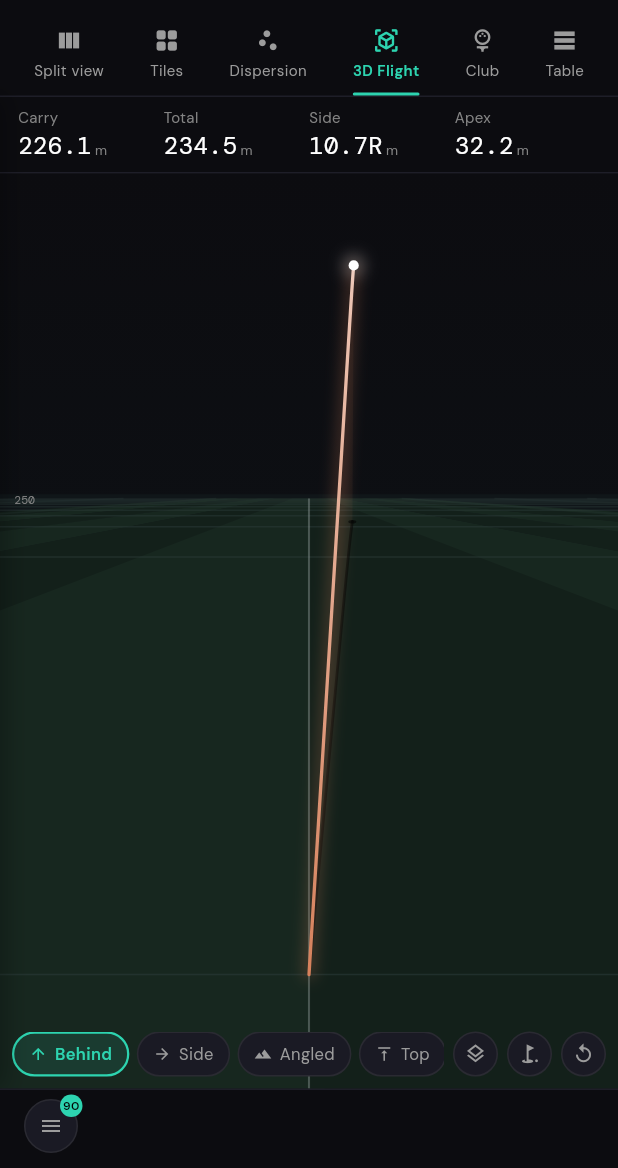
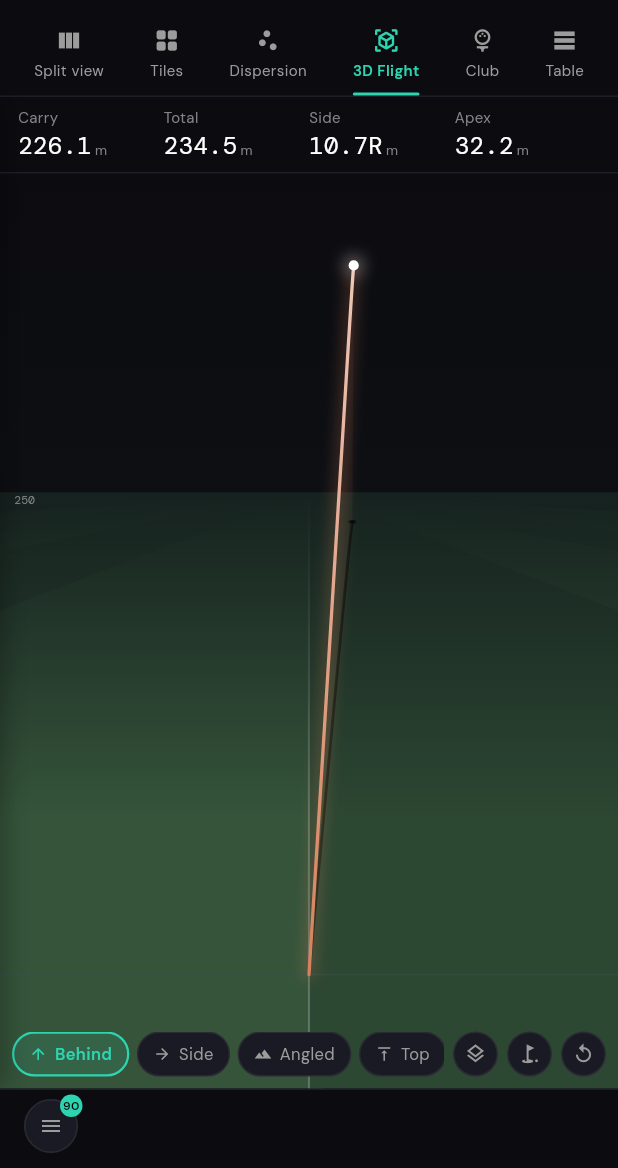
Before and after one commit to leveleightyfour/your_launch_monitor, a Flutter app: the SessionDetailScreen screen opened directly with sample values from the repository, after a tap on "Tiles", after a tap on "Dispersion", after a tap on "3D Flight", on a phone screen of 412 x 824 dp, the part 68-1236 px from its top. Run offline on Flutter 3.47's test engine with Material 3 defaults, Android fonts, the phone set to English and light mode, and no system bars; our stand-ins replace drift, drift_flutter, flutter_blue_plus, flutter_riverpod, go_router, google_fonts and 2 more; missing offline and left inert: restart_app, shorebird_code_push, win_ble; accounts and stored records are empty; generated files the repository leaves out were written again.

Commit message:
Lift the turf so the course reads, and haze the distance
Measured against the reference screenshot, the mown bands were not the
problem the palette thought they were. Light and dark sat at a ratio of
1.39x where the reference is 1.45x — near identical. What differed was the
surface underneath them: fairway luminance 0.0125 against 0.273, twenty
times darker. A ratio of 1.39x on near-black buys an absolute separation of
0.005 of white, and the eye cannot find it; the same ratio at a readable
brightness buys 0.085, which is a mown fairway. Saturation was never the
issue either, 0.41 against 0.50.

So the surfaces are lifted rather than recoloured. Fairway is 4.2x its old
luminance, and the band separation goes from 0.005 to 0.021. Hue comes with
it: turf was 140-145 degrees, a blue-green inherited from the app's cool
greys, where mown grass sits nearer 100-130. Rough turns olive and dry, so
missing the short grass reads as a surface and not just a position.

Brightening cost the shot nothing, which is worth recording because it
looks like it should. The reference's trace is *darker* than the fairway it
crosses — it dominates on chroma and hue distance, not luminance — and
every accent here stays above 30 dE from every surface, tested.

Two additions around the green. It gains a collar, the fringe ring between
putting surface and surround, which is the cue that stops the shape reading
as a painted patch; the surface is lighter and yellower than fairway the
way a tighter cut actually is, and the collar lighter again. And the far
field now fades to a haze tone rather than being dark by default, which is
what pays for the lift — depth used to come from the turf being nearly
black, so without it the scene would flatten into one bright slab to the
skyline. The haze sits over the ground and under the shot.

The horizon it fades from is a projected point, which can come back
non-finite when the camera is somewhere with no horizon. Feeding that to
Gradient.linear locks the rasteriser instead of throwing — a render hung
for ten minutes before the guard went in.

Co-Authored-By: Claude Opus 5 <noreply@anthropic.com>
Claude-Session: https://claude.ai/code/session_011s4Q9ikwzCueCdgCyyvoMX

```diff
--- a/lib/features/launch_monitor/presentation/widgets/tabs/flight_3d_tab.dart
+++ b/lib/features/launch_monitor/presentation/widgets/tabs/flight_3d_tab.dart
@@ -902,6 +902,7 @@ class _FlightPainter extends CustomPainter {
     _paintBackdrop(canvas, size);
     _paintGround(canvas, camera, halfWidth, maxDepth, gridStep);
     if (course != null) _paintGreen(canvas, camera, course);
+    _paintDistanceHaze(canvas, camera, size);
     if (density.atLeastMedium) {
       _paintDistanceLabels(canvas, camera, gridStep, maxDepth, halfWidth);
     }
@@ -1195,6 +1196,40 @@ class _FlightPainter extends CustomPainter {
           Offset.zero,
           Offset(0, size.height),
           const [AppColors.background, AppColors.skyLow],
+        ),
+    );
+  }
+
+  /// Atmospheric perspective: turf fades toward the horizon tone with
+  /// distance.
+  ///
+  /// This is what pays for the brighter surface. Depth used to come from the
+  /// turf simply being nearly black, so lifting it would have flattened the
+  /// scene into one bright slab running to the skyline. Fading the far field
+  /// instead puts the depth cue where the eye expects it and leaves the near
+  /// ground — the part with the shot in it — at full strength.
+  ///
+  /// Drawn over the ground but under the shot, so it never touches the trace.
+  void _paintDistanceHaze(Canvas canvas, _Camera camera, Size size) {
+    // The horizon is wherever the ground plane vanishes. Fall back to the
+    // upper third if the camera is looking somewhere that has no horizon.
+    // A point behind the eye, or one the projection cannot resolve, yields a
+    // non-finite y. Letting that reach Gradient.linear locks the rasteriser
+    // rather than throwing, so it is checked before it is used.
+    final far = camera.project(const Vec3(0, 0, 10000));
+    final raw = (far != null && far.dy.isFinite) ? far.dy : size.height * 0.33;
+    final horizon = raw.clamp(0.0, size.height);
+    if (!horizon.isFinite || horizon >= size.height - 1) return;
+
+    canvas.drawRect(
+      Rect.fromLTRB(0, horizon, size.width, size.height),
+      Paint()
+        ..shader = ui.Gradient.linear(
+          Offset(0, horizon),
+          // Reaches full clarity a third of the way down from the horizon;
+          // past that the haze would start eating the landing area.
+          Offset(0, horizon + (size.height - horizon) * 0.55),
+          [AppColors.turfHaze, AppColors.turfHaze.withAlpha(0)],
         ),
     );
   }
@@ -1316,6 +1351,27 @@ class _FlightPainter extends CustomPainter {
         ),
     ];
 
+    // Collar first, as a slightly larger ellipse behind the putting surface.
+    // A real green is ringed by a band cut between fairway and putting height,
+    // and it is the cue that reads first — the shape stops looking like a
+    // painted patch and starts looking like a green.
+    const collar = 2.2;
+    _polygon3(
+      canvas,
+      camera,
+      [
+        for (var i = 0; i < segments; i++)
+          Vec3(
+            course.greenOffset +
+                (halfWidth + collar) * math.cos(i * 2 * math.pi / segments),
+            0,
+            course.greenDistance +
+                (halfDepth + collar) * math.sin(i * 2 * math.pi / segments),
+          ),
+      ],
+      Paint()..color = AppColors.turfGreenCollar,
+    );
+
     _polygon3(canvas, camera, ring, Paint()..color = AppColors.turfGreen);
 
     final edge = Paint()
--- a/lib/shared/theme.dart
+++ b/lib/shared/theme.dart
@@ -29,18 +29,46 @@ class AppColors {
   // landing marks, roll path, read-outs — so the world those land in must not
   // recolour with it, or a Lime accent hides the pin against the green and an
   // Orange one loses the target line in the rough.
-  static const turfGround = Color(0xFF101619);
-  static const turfFairway = Color(0xFF13201A);
+  // Turf sat at roughly a twentieth of the luminance of the photoreal views
+  // these are measured against, which is why the mowing never read: the light
+  // and dark bands were in the right *ratio* (1.39x against a reference 1.45x)
+  // but 1.39x of near-black is a difference of half a percent of white, and
+  // the eye cannot find it. Lifting the whole surface is what makes the bands
+  // appear; the ratio never needed touching.
+  //
+  // Brightening turf does not cost the shot its prominence. The reference's
+  // trace is *darker* than the fairway it crosses — it dominates on chroma and
+  // hue distance, not luminance. Every accent stays 44+ dE from every surface
+  // here, so the shot still reads as the only vivid thing in the scene.
+  //
+  // Hue moves with it: turf was 140-145 degrees, a blue-green that belongs to
+  // the app's cool greys rather than to grass. Real mown fairway sits nearer
+  // 100-130. The far field is pulled back toward the horizon by the haze pass
+  // rather than by being painted dark, so depth survives the lift.
+  static const turfGround = Color(0xFF161C18);
+  static const turfFairway = Color(0xFF2C4732);
 
-  /// Every other mown band — barely lighter, so it reads as texture.
-  static const turfFairwayStripe = Color(0xFF17271F);
+  /// Every other mown band. Still a whisper in ratio terms, but now a visible
+  /// one — 0.021 of separation where it used to be 0.005.
+  static const turfFairwayStripe = Color(0xFF35543A);
 
-  /// Off the fairway. Dry rather than warm: the app's greys are all cool, and
-  /// a saturated brown here was the one warm colour in the whole palette.
-  static const turfRough = Color(0xFF1C1C18);
-  static const turfGreen = Color(0xFF1B3524);
-  static const turfGreenEdge = Color(0xFF3C6B4A);
-  static const turfGrid = Color(0xFF2A3A38);
+  /// Off the fairway: drier and more olive than the mown surface, so missing
+  /// the short grass is legible at a glance rather than only by position.
+  static const turfRough = Color(0xFF2B2F23);
+
+  /// Putting surface — lighter and yellower than fairway, the way a tighter
+  /// cut actually looks.
+  static const turfGreen = Color(0xFF3E6B45);
+
+  /// The collar: the fringe ring between green and its surround. The single
+  /// clearest "this is a green" cue at a glance.
+  static const turfGreenCollar = Color(0xFF50805A);
+  static const turfGreenEdge = Color(0xFF6DA878);
+  static const turfGrid = Color(0xFF3A5148);
+
+  /// Distance haze. The far field fades to this instead of being painted dark,
+  /// which is what keeps depth once the near turf is bright.
+  static const turfHaze = Color(0xFF16221F);
 
   /// Horizon tone the backdrop fades to.
   static const skyLow = Color(0xFF0E1418);
```
Also changed, not shown: 1 other file.
